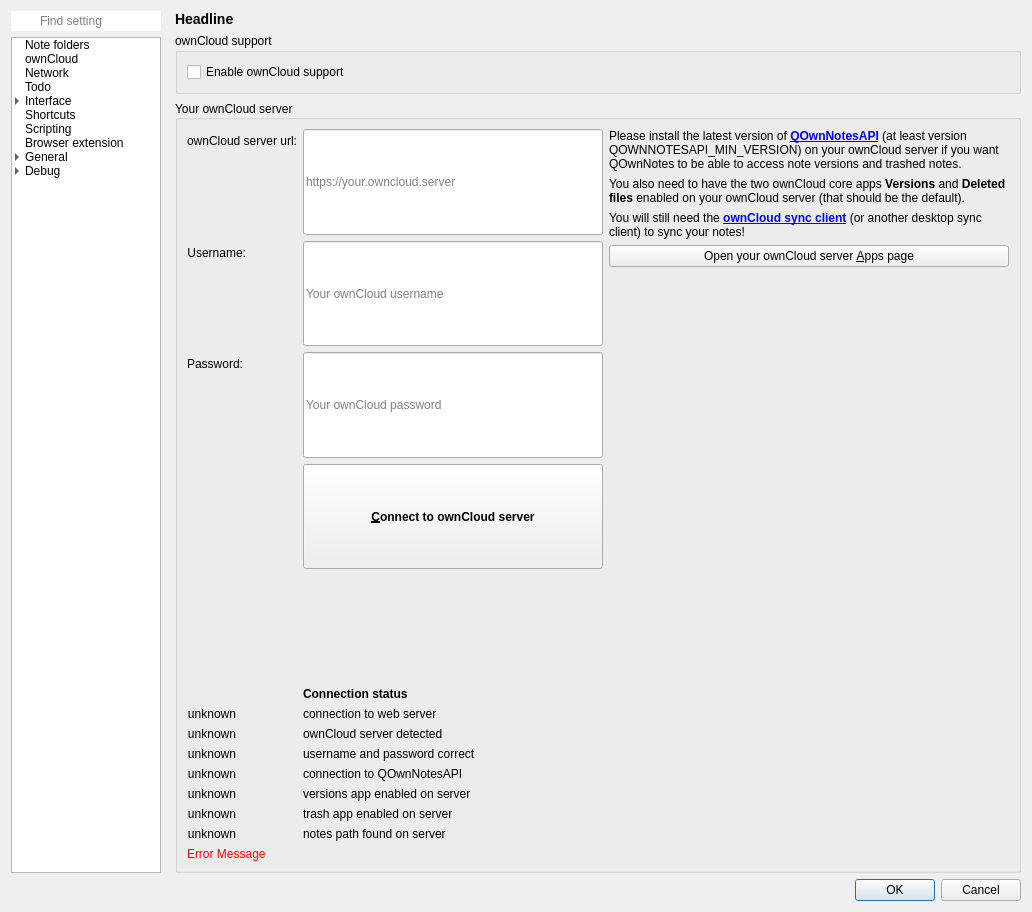
Old version of the form src/dialogs/settingsdialog.ui in the repository pbek/QOwnNotes.
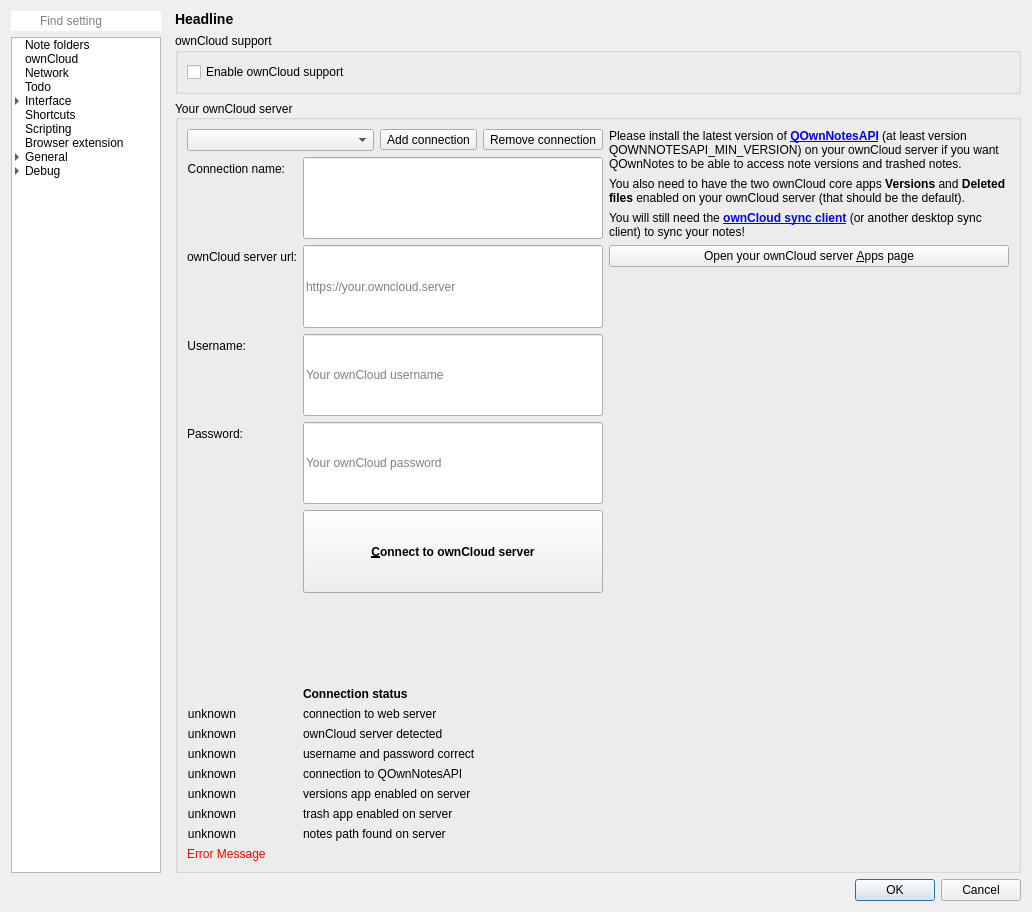
New version of the form. The open tabs and pages were chosen to show the change. Icons and pictures are not drawn. Custom widgets are drawn as their Qt base class.

Commit message: Implement multiple cloud connections management

Patch:
```diff
--- a/src/dialogs/settingsdialog.ui
+++ b/src/dialogs/settingsdialog.ui
@@ -397,7 +397,7 @@
          <item>
           <widget class="QStackedWidget" name="settingsStackedWidget">
            <property name="currentIndex">
-            <number>7</number>
+            <number>1</number>
            </property>
            <widget class="QWidget" name="noteFoldersPage">
             <layout class="QGridLayout" name="gridLayout_19">
@@ -970,45 +970,60 @@
                 </item>
                 <item row="1" column="0">
                  <layout class="QFormLayout" name="formLayout">
-                  <item row="1" column="0">
-                   <widget class="QLabel" name="ownCloudServerUrlLabel">
-                    <property name="text">
-                     <string>ownCloud server url:</string>
-                    </property>
-                    <property name="alignment">
-                     <set>Qt::AlignRight|Qt::AlignTrailing|Qt::AlignVCenter</set>
-                    </property>
+                  <item row="1" column="0" colspan="2">
+                   <widget class="QFrame" name="cloudConnectionSelectionFrame">
+                    <layout class="QHBoxLayout" name="horizontalLayout_13">
+                     <property name="leftMargin">
+                      <number>0</number>
+                     </property>
+                     <property name="topMargin">
+                      <number>0</number>
+                     </property>
+                     <property name="rightMargin">
+                      <number>0</number>
+                     </property>
+                     <property name="bottomMargin">
+                      <number>0</number>
+                     </property>
+                     <item>
+                      <widget class="QComboBox" name="cloudConnectionComboBox">
+                       <property name="toolTip">
+                        <string>Select a connection to edit</string>
+                       </property>
+                      </widget>
+                     </item>
+                     <item>
+                      <widget class="QToolButton" name="cloudConnectionAddButton">
+                       <property name="toolTip">
+                        <string>Add connection</string>
+                       </property>
+                       <property name="text">
+                        <string>Add connection</string>
+                       </property>
+                       <property name="icon">
+                        <iconset theme="list-add" resource="../breeze-qownnotes.qrc">
+                         <normaloff>:/icons/breeze-qownnotes/16x16/list-add.svg</normaloff>:/icons/breeze-qownnotes/16x16/list-add.svg</iconset>
+                       </property>
+                      </widget>
+                     </item>
+                     <item>
+                      <widget class="QToolButton" name="cloudConnectionRemoveButton">
+                       <property name="toolTip">
+                        <string>Remove connection</string>
+                       </property>
+                       <property name="text">
+                        <string>Remove connection</string>
+                       </property>
+                       <property name="icon">
+                        <iconset theme="list-remove" resource="../breeze-qownnotes.qrc">
+                         <normaloff>:/icons/breeze-qownnotes/16x16/list-remove.svg</normaloff>:/icons/breeze-qownnotes/16x16/list-remove.svg</iconset>
+                       </property>
+                      </widget>
+                     </item>
+                    </layout>
                    </widget>
                   </item>
-                  <item row="1" column="1">
-                   <widget class="QLineEdit" name="serverUrlEdit">
-                    <property name="sizePolicy">
-                     <sizepolicy hsizetype="Expanding" vsizetype="Expanding">
-                      <horstretch>0</horstretch>
-                      <verstretch>0</verstretch>
-                     </sizepolicy>
-                    </property>
-                    <property name="minimumSize">
-                     <size>
-                      <width>300</width>
-                      <height>0</height>
-                     </size>
-                    </property>
-                    <property name="toolTip">
-                     <string>&lt;html&gt;&lt;head/&gt;&lt;body&gt;&lt;p&gt;Please enter the URL of your ownCloud server, for example: &lt;span style=&quot; font-style:italic;&quot;&gt;https://cloud.yourserver.com&lt;/span&gt;&lt;/p&gt;&lt;/body&gt;&lt;/html&gt;</string>
-                    </property>
-                    <property name="text">
-                     <string/>
-                    </property>
-                    <property name="placeholderText">
-                     <string notr="true">https://your.owncloud.server</string>
-                    </property>
-                    <property name="clearButtonEnabled">
-                     <bool>true</bool>
-                    </property>
-                   </widget>
-                  </item>
-                  <item row="2" column="0">
+                  <item row="5" column="0">
                    <widget class="QLabel" name="label_3">
                     <property name="text">
                      <string>Username:</string>
@@ -1018,7 +1033,7 @@
                     </property>
                    </widget>
                   </item>
-                  <item row="2" column="1">
+                  <item row="5" column="1">
                    <widget class="QLineEdit" name="userNameEdit">
                     <property name="sizePolicy">
                      <sizepolicy hsizetype="Expanding" vsizetype="Expanding">
@@ -1043,7 +1058,7 @@
                     </property>
                    </widget>
                   </item>
-                  <item row="3" column="0">
+                  <item row="6" column="0">
                    <widget class="QLabel" name="label_5">
                     <property name="text">
                      <string>Password:</string>
@@ -1053,7 +1068,7 @@
                     </property>
                    </widget>
                   </item>
-                  <item row="3" column="1">
+                  <item row="6" column="1">
                    <widget class="QLineEdit" name="passwordEdit">
                     <property name="sizePolicy">
                      <sizepolicy hsizetype="Expanding" vsizetype="Expanding">
@@ -1081,7 +1096,7 @@
                     </property>
                    </widget>
                   </item>
-                  <item row="4" column="1">
+                  <item row="7" column="1">
                    <widget class="QPushButton" name="connectButton">
                     <property name="sizePolicy">
                      <sizepolicy hsizetype="Expanding" vsizetype="Expanding">
@@ -1110,7 +1125,7 @@
                     </property>
                    </widget>
                   </item>
-                  <item row="5" column="1">
+                  <item row="8" column="1">
                    <spacer name="verticalSpacer_2">
                     <property name="orientation">
                      <enum>Qt::Vertical</enum>
@@ -1123,7 +1138,7 @@
                     </property>
                    </spacer>
                   </item>
-                  <item row="6" column="1">
+                  <item row="9" column="1">
                    <widget class="QLabel" name="okLabelStatus">
                     <property name="styleSheet">
                      <string notr="true">font-weight: bold;</string>
@@ -1133,7 +1148,7 @@
                     </property>
                    </widget>
                   </item>
-                  <item row="7" column="0">
+                  <item row="10" column="0">
                    <widget class="QLabel" name="ok1Label">
                     <property name="text">
                      <string>unknown</string>
@@ -1143,14 +1158,14 @@
                     </property>
                    </widget>
                   </item>
-                  <item row="7" column="1">
+                  <item row="10" column="1">
                    <widget class="QLabel" name="check1Label">
                     <property name="text">
                      <string>connection to web server</string>
                     </property>
                    </widget>
                   </item>
-                  <item row="8" column="0">
+                  <item row="11" column="0">
                    <widget class="QLabel" name="ok2Label">
                     <property name="text">
                      <string>unknown</string>
@@ -1160,14 +1175,14 @@
                     </property>
                    </widget>
                   </item>
-                  <item row="8" column="1">
+                  <item row="11" column="1">
                    <widget class="QLabel" name="check2Label">
                     <property name="text">
                      <string>ownCloud server detected</string>
                     </property>
                    </widget>
                   </item>
-                  <item row="9" column="0">
+                  <item row="12" column="0">
                    <widget class="QLabel" name="ok3Label">
                     <property name="text">
                      <string>unknown</string>
@@ -1177,14 +1192,14 @@
                     </property>
                    </widget>
                   </item>
-                  <item row="9" column="1">
+                  <item row="12" column="1">
                    <widget class="QLabel" name="check3Label">
                     <property name="text">
                      <string>username and password correct</string>
                     </property>
                    </widget>
                   </item>
-                  <item row="10" column="0">
+                  <item row="13" column="0">
                    <widget class="QLabel" name="ok4Label">
                     <property name="text">
                      <string>unknown</string>
@@ -1194,14 +1209,14 @@
                     </property>
                    </widget>
                   </item>
-                  <item row="10" column="1">
+                  <item row="13" column="1">
                    <widget class="QLabel" name="check4Label">
                     <property name="text">
                      <string>connection to QOwnNotesAPI</string>
                     </property>
                    </widget>
                   </item>
-                  <item row="11" column="0">
+                  <item row="14" column="0">
                    <widget class="QLabel" name="ok6Label">
                     <property name="text">
                      <string>unknown</string>
@@ -1211,14 +1226,14 @@
                     </property>
                    </widget>
                   </item>
-                  <item row="11" column="1">
+                  <item row="14" column="1">
                    <widget class="QLabel" name="check6Label">
                     <property name="text">
                      <string>versions app enabled on server</string>
                     </property>
                    </widget>
                   </item>
-                  <item row="12" column="0">
+                  <item row="15" column="0">
                    <widget class="QLabel" name="ok7Label">
                     <property name="text">
                      <string>unknown</string>
@@ -1228,14 +1243,14 @@
                     </property>
                    </widget>
                   </item>
-                  <item row="12" column="1">
+                  <item row="15" column="1">
                    <widget class="QLabel" name="check7Label">
                     <property name="text">
                      <string>trash app enabled on server</string>
                     </property>
                    </widget>
                   </item>
-                  <item row="13" column="0">
+                  <item row="16" column="0">
                    <widget class="QLabel" name="ok8Label">
                     <property name="text">
                      <string>unknown</string>
@@ -1245,13 +1260,80 @@
                     </property>
                    </widget>
                   </item>
-                  <item row="13" column="1">
+                  <item row="16" column="1">
                    <widget class="QLabel" name="check8Label">
                     <property name="text">
                      <string>notes path found on server</string>
                     </property>
                    </widget>
                   </item>
+                  <item row="4" column="0">
+                   <widget class="QLabel" name="ownCloudServerUrlLabel">
+                    <property name="text">
+                     <string>ownCloud server url:</string>
+                    </property>
+                    <property name="alignment">
+                     <set>Qt::AlignRight|Qt::AlignTrailing|Qt::AlignVCenter</set>
+                    </property>
+                   </widget>
+                  </item>
+                  <item row="4" column="1">
+                   <widget class="QLineEdit" name="serverUrlEdit">
+                    <property name="sizePolicy">
+                     <sizepolicy hsizetype="Expanding" vsizetype="Expanding">
+                      <horstretch>0</horstretch>
+                      <verstretch>0</verstretch>
+                     </sizepolicy>
+                    </property>
+                    <property name="minimumSize">
+                     <size>
+                      <width>300</width>
+                      <height>0</height>
+                     </size>
+                    </property>
+                    <property name="toolTip">
+                     <string>&lt;html&gt;&lt;head/&gt;&lt;body&gt;&lt;p&gt;Please enter the URL of your ownCloud server, for example: &lt;span style=&quot; font-style:italic;&quot;&gt;https://cloud.yourserver.com&lt;/span&gt;&lt;/p&gt;&lt;/body&gt;&lt;/html&gt;</string>
+                    </property>
+                    <property name="text">
+                     <string/>
+                    </property>
+                    <property name="placeholderText">
+                     <string notr="true">https://your.owncloud.server</string>
+                    </property>
+                    <property name="clearButtonEnabled">
+                     <bool>true</bool>
+                    </property>
+                   </widget>
+                  </item>
+                  <item row="3" column="0">
+                   <widget class="QLabel" name="ownCloudServerUrlLabel_2">
+                    <property name="text">
+                     <string>Connection name:</string>
+                    </property>
+                    <property name="alignment">
+                     <set>Qt::AlignRight|Qt::AlignTrailing|Qt::AlignVCenter</set>
+                    </property>
+                   </widget>
+                  </item>
+                  <item row="3" column="1">
+                   <widget class="QLineEdit" name="cloudServerConnectionNameLineEdit">
+                    <property name="sizePolicy">
+                     <sizepolicy hsizetype="Expanding" vsizetype="Expanding">
+                      <horstretch>0</horstretch>
+                      <verstretch>0</verstretch>
+                     </sizepolicy>
+                    </property>
+                    <property name="minimumSize">
+                     <size>
+                      <width>300</width>
+                      <height>0</height>
+                     </size>
+                    </property>
+                    <property name="clearButtonEnabled">
+                     <bool>true</bool>
+                    </property>
+                   </widget>
+                  </item>
                  </layout>
                 </item>
                </layout>
```
Left out of the diff: 182 changed lines with no effect on the pictures. The commit also changes 51 other files.
